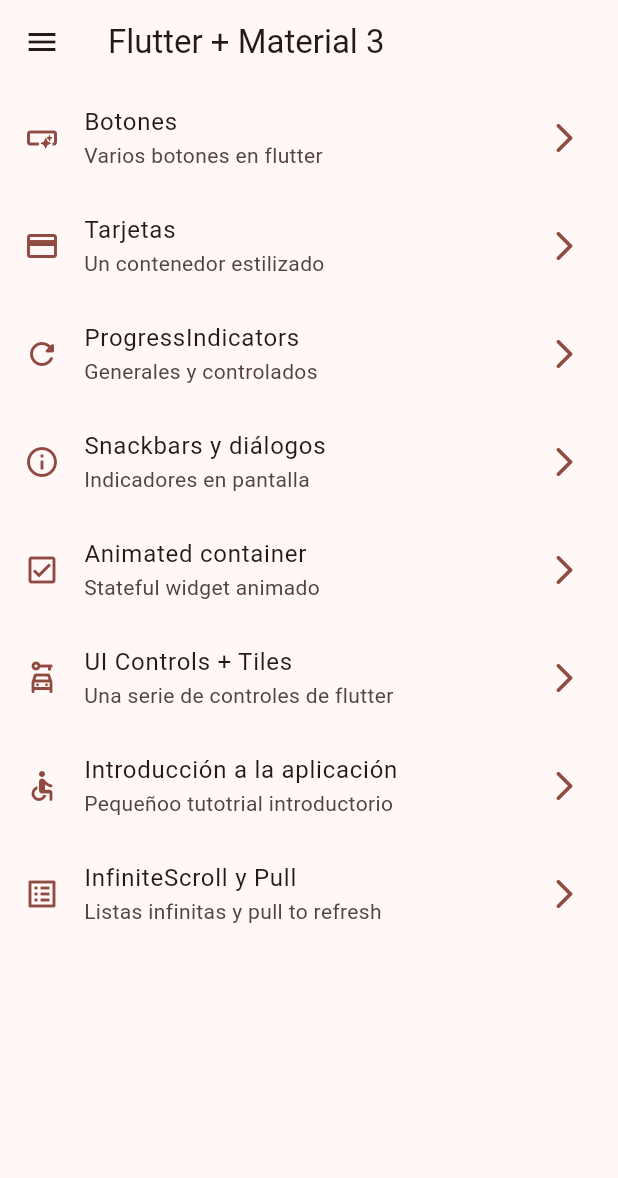
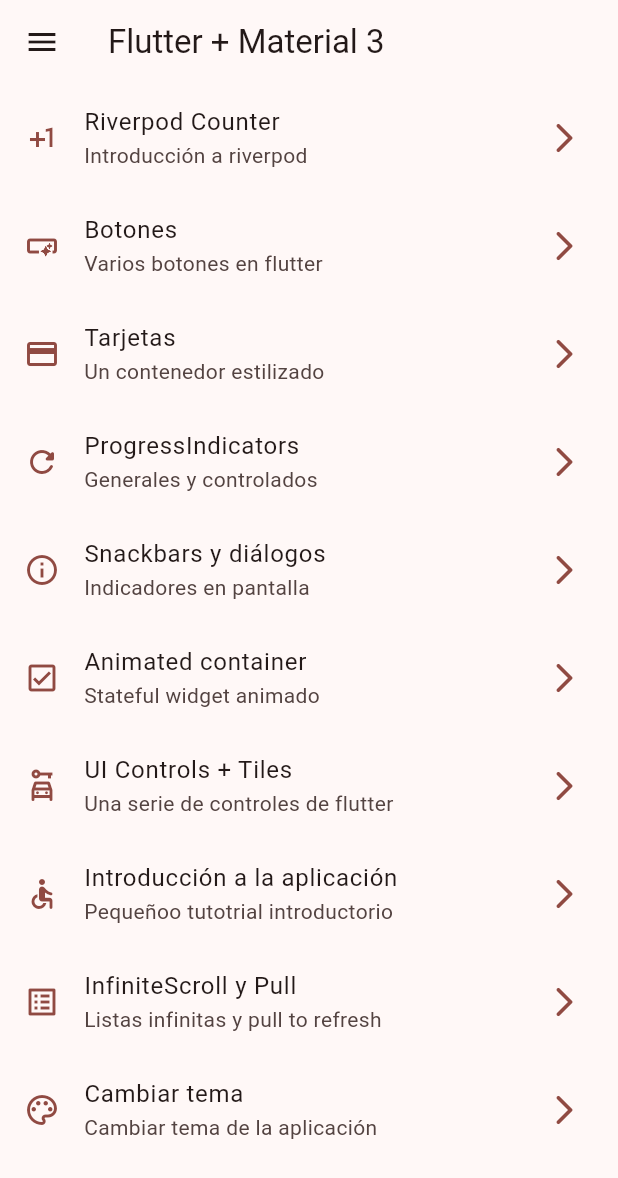
Before and after one commit to AlexhHr23/widgets_app, a Flutter app: the screen it shows after launch, on a phone screen of 412 x 824 dp. Shown: the top 1178 px of the screen. Run offline on Flutter 3.47's test engine with Material 3 defaults, Android fonts, the phone set to English and light mode, and no system bars; our stand-ins replace animate_do, flutter_riverpod, go_router.

```diff
--- a/lib/config/menu/menu_items.dart
+++ b/lib/config/menu/menu_items.dart
@@ -15,6 +15,12 @@ const MenuItem({
 }
 
 const appMenuItems = <MenuItem>[
+   MenuItem(
+    title: 'Riverpod Counter',
+    subTitle: 'Introducción a riverpod',
+    link: '/counter-river',
+    icon: Icons.plus_one
+  ),
   MenuItem(
     title: 'Botones',
     subTitle: 'Varios botones en flutter',
@@ -63,4 +69,11 @@ const appMenuItems = <MenuItem>[
     link: '/infinite',
     icon: Icons.list_alt_outlined
   ),
+  MenuItem(
+    title: 'Cambiar tema',
+    subTitle: 'Cambiar tema de la aplicación',
+    link: '/theme-changer',
+    icon: Icons.color_lens_outlined
+  ),
+
 ];
--- a/lib/config/router/app_router.dart
+++ b/lib/config/router/app_router.dart
@@ -50,5 +50,15 @@ final appRouter = GoRouter(
       name: InfiniteScrollScreen.name,
       builder: (context, state) => const InfiniteScrollScreen(),
     ),
+    GoRoute(
+      path: '/counter-river',
+      name: CounterScreen.name,
+      builder: (context, state) => const CounterScreen(),
+    ),
+    GoRoute(
+      path: '/theme-changer',
+      name: ThemeChangerScreen.name,
+      builder: (context, state) => const ThemeChangerScreen(),
+    ),
   ],
 );
--- /dev/null
+++ b/lib/presentation/providers/counter_provider.dart
@@ -0,0 +1,3 @@
+import 'package:flutter_riverpod/flutter_riverpod.dart';
+
+final counterProvider = StateProvider((ref) => 5);
--- a/lib/presentation/screens/screens.dart
+++ b/lib/presentation/screens/screens.dart
@@ -1,9 +1,13 @@
+
+
 export 'package:widgets_app/presentation/screens/animated/animated_screen.dart';
 export 'package:widgets_app/presentation/screens/app_tutorial/app_tutorial_screen.dart';
 export 'package:widgets_app/presentation/screens/buttons/buttons_screen.dart';
 export 'package:widgets_app/presentation/screens/cards/cards_screen.dart';
+export 'package:widgets_app/presentation/screens/counter/counter_screen.dart';
 export 'package:widgets_app/presentation/screens/home/home_screen.dart';
 export 'package:widgets_app/presentation/screens/infinite_scoll/infinite_scroll_screen.dart';
 export 'package:widgets_app/presentation/screens/progress/porgress_screen.dart';
 export 'package:widgets_app/presentation/screens/snackbar/snackbar_screen.dart';
+export 'package:widgets_app/presentation/screens/theme_changer/theme_changer.dart';
 export 'package:widgets_app/presentation/screens/ui_controls/ui_controls_screen.dart';
--- a/pubspec.yaml
+++ b/pubspec.yaml
@@ -10,6 +10,7 @@ dependencies:
   animate_do: ^3.3.4
   flutter:
     sdk: flutter
+  flutter_riverpod: ^2.5.1
   go_router: ^14.2.1
 
 dev_dependencies:
```
Also changed, not shown: lib/main.dart (+6 -1 lines), lib/presentation/providers/theme_provider.dart (added, +7 -0 lines), lib/presentation/screens/counter/counter_screen.dart (added, +43 -0 lines), lib/presentation/screens/theme_changer/theme_changer.dart (added, +59 -0 lines), pubspec.lock.
